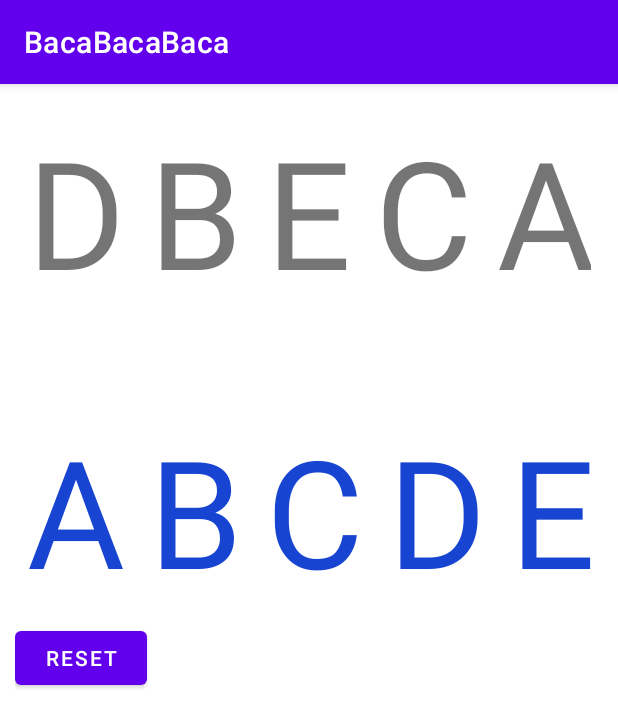
After one commit to nngarfdn/BacaYuk, an Android app: the UrutAbjadActivity screen opened directly, with no data from a screen before it, on a phone screen of 412 x 824 dp. The commit adds this screen. Shown: the top 727 px of the screen. Run offline under Robolectric (Android 15) with nearby library versions, the phone set to English and light mode, and no system bars.

Commit message:
cocok abjad

```diff
--- a/app/src/main/java/com/android/bacabacabaca/MainActivity.kt
+++ b/app/src/main/java/com/android/bacabacabaca/MainActivity.kt
@@ -5,6 +5,7 @@ import androidx.appcompat.app.AppCompatActivity
 import android.os.Bundle
 import com.android.bacabacabaca.databinding.ActivityMainBinding
 import com.android.bacabacabaca.feat_hurufkapital.AbjadKapitalActivity
+import com.android.bacabacabaca.feat_urutabjad.UrutAbjadActivity
 
 class MainActivity : AppCompatActivity() {
 
@@ -18,6 +19,9 @@ class MainActivity : AppCompatActivity() {
             btnAbjadKapital.setOnClickListener {
                 startActivity(Intent(this@MainActivity, AbjadKapitalActivity::class.java))
             }
+            btnUrutAbjad.setOnClickListener {
+                startActivity(Intent(this@MainActivity, UrutAbjadActivity::class.java))
+            }
         }
 
     }
--- /dev/null
+++ b/app/src/main/java/com/android/bacabacabaca/feat_urutabjad/UrutAbjadActivity.kt
@@ -0,0 +1,152 @@
+package com.android.bacabacabaca.feat_urutabjad
+
+import android.annotation.SuppressLint
+import android.content.ClipData
+import android.graphics.Typeface
+import android.os.Bundle
+import android.view.DragEvent
+import android.view.MotionEvent
+import android.view.View
+import android.view.View.OnDragListener
+import android.view.View.OnTouchListener
+import android.widget.TextView
+import android.widget.Toast
+import androidx.appcompat.app.AppCompatActivity
+import com.android.bacabacabaca.R
+import com.android.bacabacabaca.databinding.ActivityUrutAbjadBinding
+
+
+class UrutAbjadActivity : AppCompatActivity() {
+    private val binding by lazy { ActivityUrutAbjadBinding.inflate(layoutInflater) }
+    override fun onCreate(savedInstanceState: Bundle?) {
+        super.onCreate(savedInstanceState)
+        setContentView(binding.root)
+        binding.apply {
+//            option1.setOnTouchListener(ChoiceTouchListener())
+//            option2.setOnTouchListener(ChoiceTouchListener())
+//            option3.setOnTouchListener(ChoiceTouchListener())
+//
+//            choice1.setOnDragListener(ChoiceDragListener())
+//            choice2.setOnDragListener(ChoiceDragListener())
+//            choice3.setOnDragListener(ChoiceDragListener())
+
+            opt1.setOnTouchListener(ChoiceTouchListener())
+            opt2.setOnTouchListener(ChoiceTouchListener())
+            opt3.setOnTouchListener(ChoiceTouchListener())
+            opt4.setOnTouchListener(ChoiceTouchListener())
+            opt5.setOnTouchListener(ChoiceTouchListener())
+
+            cho1.setOnDragListener(ChoiceDragListener())
+            cho2.setOnDragListener(ChoiceDragListener())
+            cho3.setOnDragListener(ChoiceDragListener())
+            cho4.setOnDragListener(ChoiceDragListener())
+            cho5.setOnDragListener(ChoiceDragListener())
+
+            reset.setOnClickListener { reset() }
+        }
+    }
+
+    private class ChoiceTouchListener : OnTouchListener {
+        @SuppressLint("NewApi")
+        override fun onTouch(view: View, motionEvent: MotionEvent): Boolean {
+            return if (motionEvent.action == MotionEvent.ACTION_DOWN) {
+                /*
+                 * Drag details: we only need default behavior
+                 * - clip data could be set to pass data as part of drag
+                 * - shadow can be tailored
+                 */
+                val data = ClipData.newPlainText("", "")
+                val shadowBuilder = View.DragShadowBuilder(view)
+                //start dragging the item touched
+                view.startDrag(data, shadowBuilder, view, 0)
+                true
+            } else {
+                false
+            }
+        }
+    }
+
+    fun reset() {
+        binding.apply {
+            opt1.visibility = View.VISIBLE
+            opt2.visibility = View.VISIBLE
+            opt3.visibility = View.VISIBLE
+            opt4.visibility = View.VISIBLE
+            opt5.visibility = View.VISIBLE
+            cho1.text = "A"
+            cho2.text = "B"
+            cho3.text = "C"
+            cho4.text = "D"
+            cho5.text = "E"
+            cho1.setTag(null)
+            cho2.setTag(null)
+            cho3.setTag(null)
+            cho4.setTag(null)
+            cho5.setTag(null)
+            cho1.setTypeface(Typeface.DEFAULT)
+            cho2.setTypeface(Typeface.DEFAULT)
+            cho3.setTypeface(Typeface.DEFAULT)
+            cho4.setTypeface(Typeface.DEFAULT)
+            cho5.setTypeface(Typeface.DEFAULT)
+            cho1.setOnDragListener(ChoiceDragListener())
+            cho2.setOnDragListener(ChoiceDragListener())
+            cho3.setOnDragListener(ChoiceDragListener())
+            cho4.setOnDragListener(ChoiceDragListener())
+            cho5.setOnDragListener(ChoiceDragListener())
+        }
+    }
+
+    inner class ChoiceDragListener : OnDragListener {
+        override fun onDrag(v: View, event: DragEvent): Boolean {
+            when (event.action) {
+                DragEvent.ACTION_DRAG_STARTED -> {}
+                DragEvent.ACTION_DRAG_ENTERED -> {}
+                DragEvent.ACTION_DRAG_EXITED -> {}
+                DragEvent.ACTION_DROP -> {
+
+                    //handle the dragged view being dropped over a drop view
+                    val view = event.localState as View
+                    //view dragged item is being dropped on
+                    val dropTarget = v as TextView
+                    //view being dragged and dropped
+                    val dropped = view as TextView
+                    //checking whether first character of dropTarget equals first character of dropped
+                    if (dropTarget.text.toString()[0] == dropped.text.toString()[0]) {
+                        //stop displaying the view where it was before it was dragged
+                        view.setVisibility(View.INVISIBLE)
+                        //update the text in the target view to reflect the data being dropped
+                        //todo : change text color
+                        dropTarget.text = dropped.text
+                        dropTarget.setTextColor(resources.getColor(R.color.purple_200))
+//                        dropTarget.text = dropTarget.text.toString() + dropped.text.toString()
+                        //make it bold to highlight the fact that an item has been dropped
+                        dropTarget.setTypeface(Typeface.DEFAULT_BOLD)
+                        //if an item has already been dropped here, there will be a tag
+                        val tag = dropTarget.tag
+                        //if there is already an item here, set it back visible in its original place
+                        if (tag != null) {
+                            //the tag is the view id already dropped here
+                            val existingID = tag as Int
+                            //set the original view visible again
+
+                            binding.root.findViewById<View>(existingID).setVisibility(View.VISIBLE)
+//                            findViewById<View>(existingID).setVisibility(View.VISIBLE)
+                        }
+                        //set the tag in the target view being dropped on - to the ID of the view being dropped
+                        dropTarget.tag = dropped.id
+                        //remove setOnDragListener by setting OnDragListener to null, so that no further drag & dropping on this TextView can be done
+                        dropTarget.setOnDragListener(null)
+                        //show toast
+                        Toast.makeText(this@UrutAbjadActivity, "BENAR!", Toast.LENGTH_SHORT).show()
+                    } else  //displays message if first character of dropTarget is not equal to first character of dropped
+                        Toast.makeText(v.context, "SALAH!", Toast.LENGTH_SHORT).show()
+
+                }
+                DragEvent.ACTION_DRAG_ENDED -> {}
+                else -> {}
+            }
+            return true
+        }
+    }
+
+}
--- a/app/src/main/res/layout/activity_main.xml
+++ b/app/src/main/res/layout/activity_main.xml
@@ -16,6 +16,12 @@
         android:layout_width="match_parent"
         android:layout_height="wrap_content"/>
 
+    <Button
+        android:id="@+id/btn_urut_abjad"
+        android:text="Urut Abjad"
+        android:layout_width="match_parent"
+        android:layout_height="wrap_content"/>
+
 
 
 </LinearLayout>
--- /dev/null
+++ b/app/src/main/res/layout/activity_urut_abjad.xml
@@ -0,0 +1,112 @@
+<?xml version="1.0" encoding="utf-8"?>
+<LinearLayout xmlns:android="http://schemas.android.com/apk/res/android"
+    android:layout_width="match_parent"
+    android:layout_height="match_parent"
+    android:orientation="vertical"
+    android:padding="10dp"
+    android:paddingLeft="50dp"
+    android:paddingRight="50dp" >
+
+<!--kasih petunjuk visual di atasnya misal ada abjad full
+terus di highlight-->
+    <LinearLayout
+        android:layout_width="match_parent"
+        android:layout_height="wrap_content"
+        android:gravity="center_horizontal"
+        android:orientation="horizontal">
+
+        <TextView
+            android:id="@+id/opt_1"
+            android:layout_width="wrap_content"
+            android:layout_height="wrap_content"
+            android:layout_margin="8dp"
+            android:textSize="100sp"
+            android:text="D"/>
+        <TextView
+            android:id="@+id/opt_2"
+            android:layout_width="wrap_content"
+            android:layout_height="wrap_content"
+            android:layout_margin="8dp"
+            android:textSize="100sp"
+            android:text="B"/>
+        <TextView
+            android:id="@+id/opt_3"
+            android:layout_width="wrap_content"
+            android:layout_height="wrap_content"
+            android:layout_margin="8dp"
+            android:textSize="100sp"
+            android:text="E"/>
+        <TextView
+            android:id="@+id/opt_4"
+            android:layout_width="wrap_content"
+            android:layout_height="wrap_content"
+            android:layout_margin="8dp"
+            android:textSize="100sp"
+            android:text="C"/>
+        <TextView
+            android:id="@+id/opt_5"
+            android:layout_width="wrap_content"
+            android:layout_height="wrap_content"
+            android:layout_margin="8dp"
+            android:textSize="100sp"
+            android:text="A"/>
+
+    </LinearLayout>
+
+    <LinearLayout
+        android:layout_width="match_parent"
+        android:layout_height="wrap_content"
+        android:gravity="center_horizontal"
+        android:layout_marginTop="50dp"
+        android:orientation="horizontal">
+
+        <TextView
+            android:id="@+id/cho_1"
+            android:layout_width="wrap_content"
+            android:layout_height="wrap_content"
+            android:layout_margin="8dp"
+            android:textSize="100sp"
+            android:textColor="#1745D1"
+            android:text="A"/>
+        <TextView
+            android:id="@+id/cho_2"
+            android:layout_width="wrap_content"
+            android:layout_height="wrap_content"
+            android:layout_margin="8dp"
+            android:textSize="100sp"
+            android:textColor="#1745D1"
+            android:text="B"/>
+        <TextView
+            android:id="@+id/cho_3"
+            android:layout_width="wrap_content"
+            android:layout_height="wrap_content"
+            android:layout_margin="8dp"
+            android:textSize="100sp"
+            android:textColor="#1745D1"
+            android:text="C"/>
+        <TextView
+            android:id="@+id/cho_4"
+            android:layout_width="wrap_content"
+            android:layout_height="wrap_content"
+            android:layout_margin="8dp"
+            android:textSize="100sp"
+            android:textColor="#1745D1"
+            android:text="D"/>
+        <TextView
+            android:id="@+id/cho_5"
+            android:layout_width="wrap_content"
+            android:layout_height="wrap_content"
+            android:layout_margin="8dp"
+            android:textSize="100sp"
+            android:textColor="#1745D1"
+            android:text="E"/>
+
+    </LinearLayout>
+    <Button
+        android:id="@+id/reset"
+        android:layout_width="wrap_content"
+        android:layout_height="wrap_content"
+        android:text="Reset"
+        />
+
+</LinearLayout>
```
Also changed, not shown: app/src/main/AndroidManifest.xml (+7 -6 lines).
